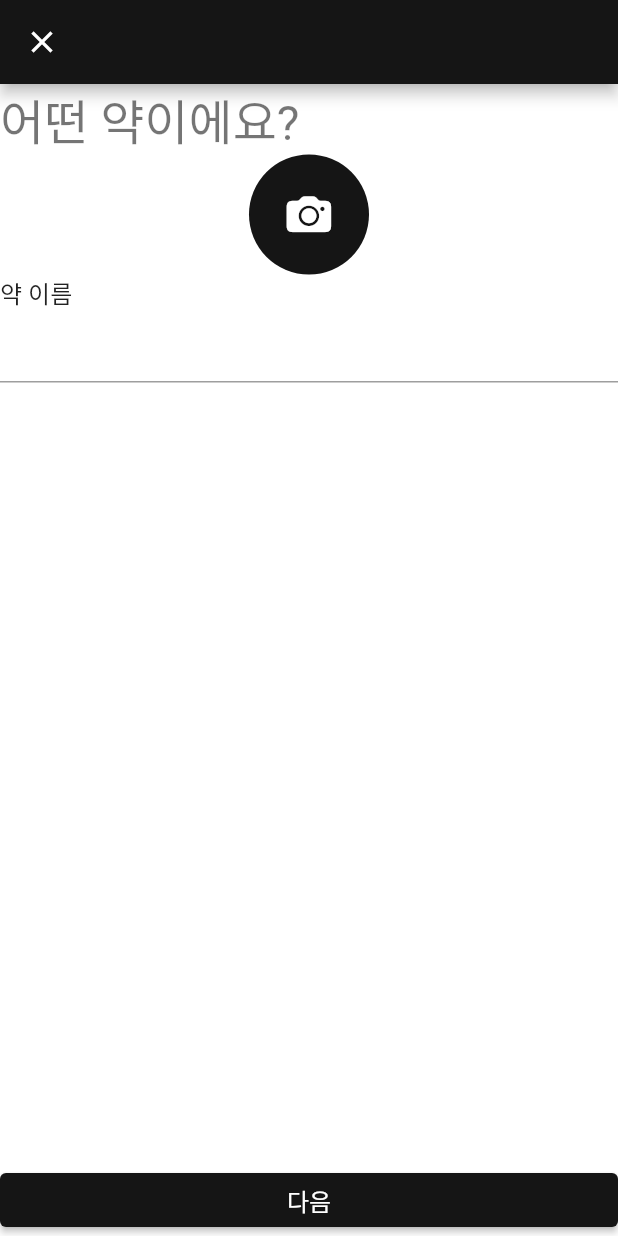
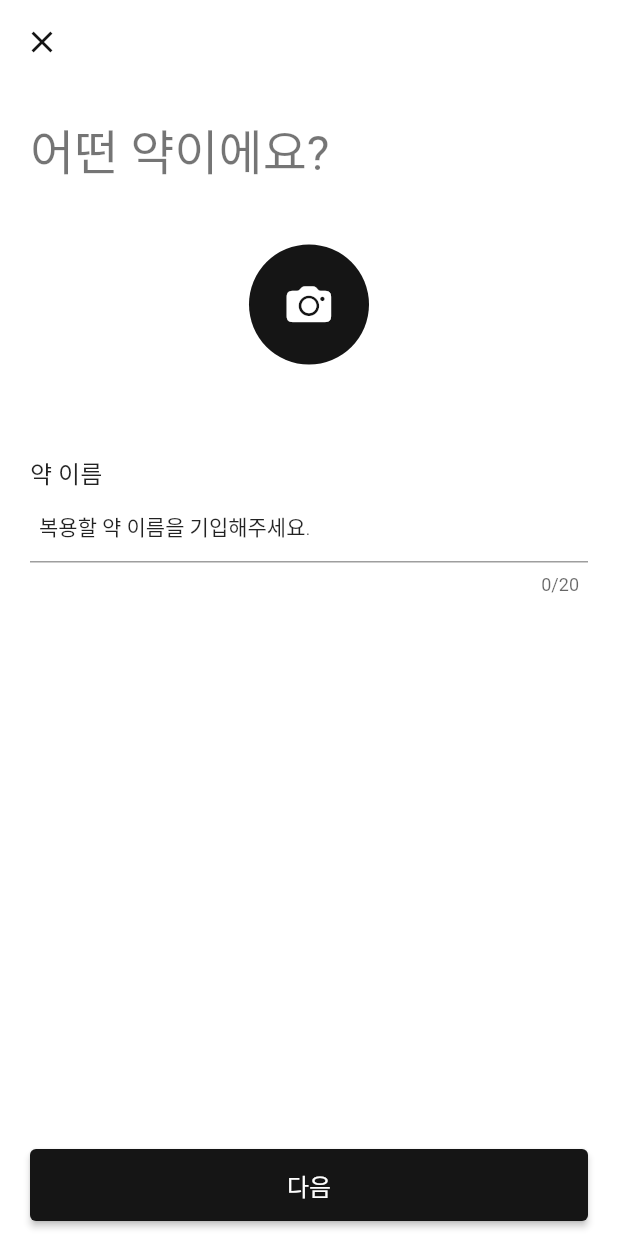
Before and after one commit to byeol2a/flutter_study_app, a Flutter app: the AddMedicinePage screen opened directly, on a phone screen of 412 x 824 dp. Run offline on Flutter 3.47's test engine with Material 2 defaults, Android fonts, the phone set to English and light mode, and no system bars; Roboto replaces fonts that are missing (GmarketSansTTF).

Commit message:
첫번째 창 위젯 디테일일

```diff
--- /dev/null
+++ b/lib/components/app_constants.dart
@@ -0,0 +1,30 @@
+import 'package:flutter/material.dart';
+
+/// 20.0
+const double regularSpace = 20.0;
+
+/// 40.0
+const double largeSpace = 40.0;
+
+/// 10.0
+const double smallSpace = 10.0;
+
+/// 48.0
+const double submitButtonHeight = 48.0;
+
+/// `all`
+/// 20.0
+const EdgeInsetsGeometry pagePadding = EdgeInsets.all(20.0);
+
+/// `symmetric`
+/// horizontal: 6
+const EdgeInsetsGeometry textFieldContentPadding =
+    EdgeInsets.symmetric(horizontal: 6);
+
+/// `symmetric`
+/// horizontal: 20,
+/// vertical: 10,
+const EdgeInsetsGeometry submitButtonBoxPadding = EdgeInsets.symmetric(
+  horizontal: 20,
+  vertical: 10,
+);
--- a/lib/components/app_themes.dart
+++ b/lib/components/app_themes.dart
@@ -9,6 +9,7 @@ class AppThemes {
         scaffoldBackgroundColor: Colors.white, //백그라운드 깔리는 게 회색빛이라 하얗게..
         splashColor: Colors.white, // 클릭했을 때 나오는 컬러
         textTheme: _textTheme,
+        appBarTheme: _appBarTheme,
         brightness: Brightness.light, //light가 디폴트인데, dart로 바꾸면 대비가 생김
       );
   static ThemeData get darkTheme => ThemeData(
@@ -19,6 +20,14 @@ class AppThemes {
         textTheme: _textTheme,
         brightness: Brightness.dark, //light가 디폴트인데, dart로 바꾸면 대비가 생김
       );
+
+  static const AppBarTheme _appBarTheme = AppBarTheme(
+    backgroundColor: Colors.white,
+    iconTheme: IconThemeData(
+      color: AppColors.primaryColor,
+    ),
+    elevation: 0,
+  );
 
   static const TextTheme _textTheme = TextTheme(
     headline4: TextStyle(
--- a/lib/pages/add_medicine/add_medicine_page.dart
+++ b/lib/pages/add_medicine/add_medicine_page.dart
@@ -1,10 +1,22 @@
 import 'package:flutter/cupertino.dart';
 import 'package:flutter/material.dart';
+import 'package:ios_app/components/app_constants.dart';
 
-class AddMedicinePage extends StatelessWidget {
+class AddMedicinePage extends StatefulWidget {
   const AddMedicinePage({Key? key}) : super(key: key);
 
   @override
+  State<AddMedicinePage> createState() => _AddMedicinePageState();
+}
+
+class _AddMedicinePageState extends State<AddMedicinePage> {
+  final _nameController = TextEditingController();
+
+  @override
+  void dispose() {
+    _nameController.dispose();
+    super.dispose();
+  }
   Widget build(BuildContext context) {
     return Scaffold(
       appBar: AppBar(
@@ -14,12 +26,16 @@ class AddMedicinePage extends StatelessWidget {
         onTap: () {
           FocusScope.of(context).unfocus();
         },
+        child: Padding(
+          padding: const EdgeInsets.all(20.0),
           child: Column(
             crossAxisAlignment: CrossAxisAlignment.start,
             children: [
               Text('어떤 약이에요?',
               style: Theme.of(context).textTheme.headlineMedium,
               ),
+              const SizedBox(height: largeSpace),
+
               Center(
                 child: CircleAvatar(
                   radius: 40,
@@ -33,14 +49,31 @@ class AddMedicinePage extends StatelessWidget {
                   ),
                 ),
               ),
+              const SizedBox(height: largeSpace + regularSpace),
               Text('약 이름',
               style: Theme.of(context).textTheme.titleMedium,
               ),
-            TextFormField(),
+              TextFormField(
+                controller: _nameController,
+                maxLength: 20,
+                keyboardType: TextInputType.text,
+                textInputAction: TextInputAction.done,
+                style: Theme.of(context).textTheme.bodyLarge,
+                decoration: InputDecoration(
+                  hintText: '복용할 약 이름을 기입해주세요.',
+                  hintStyle: Theme.of(context).textTheme.bodyMedium,
+                  contentPadding: textFieldContentPadding,
+                ),
+              ),
             ],
           ),
         ),
+      ),
       bottomNavigationBar: SafeArea(
+        child: Padding(
+          padding: submitButtonBoxPadding,
+          child: SizedBox(
+            height: submitButtonHeight,
             child: ElevatedButton(
               onPressed: () {},
               style: ElevatedButton.styleFrom(
@@ -49,6 +82,8 @@ class AddMedicinePage extends StatelessWidget {
               child: Text('다음'),
             ),
           ),
+        ),
+      ),
     );
   }
 }
```
Lines whose indentation alone changed are shown as unchanged.
